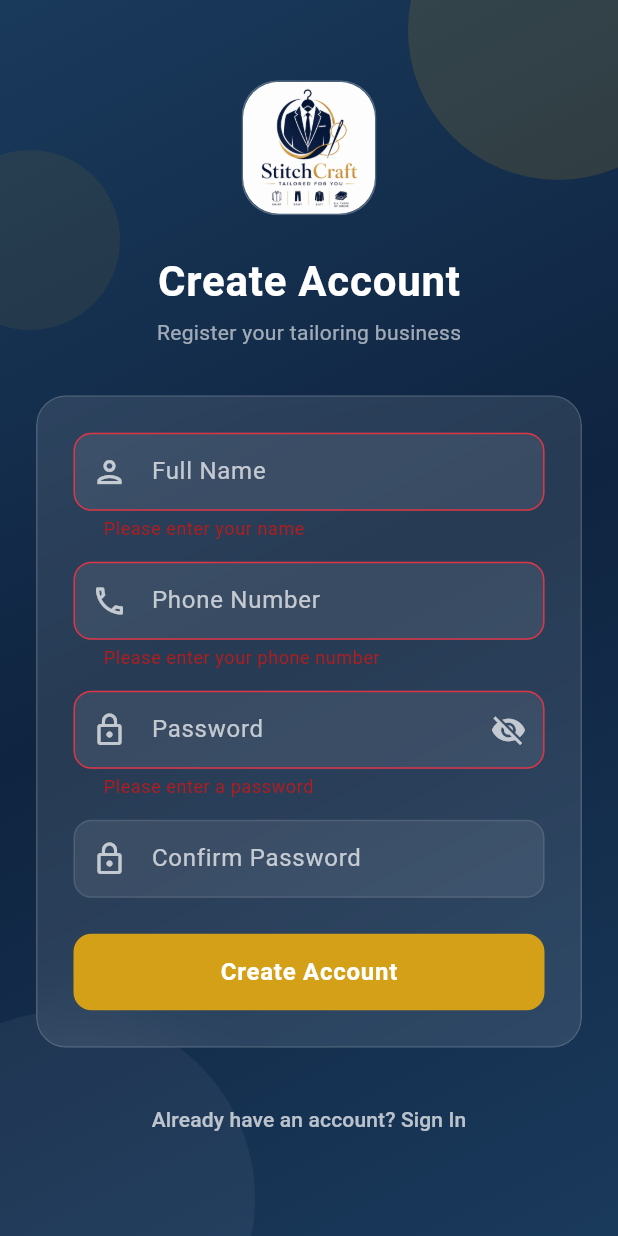
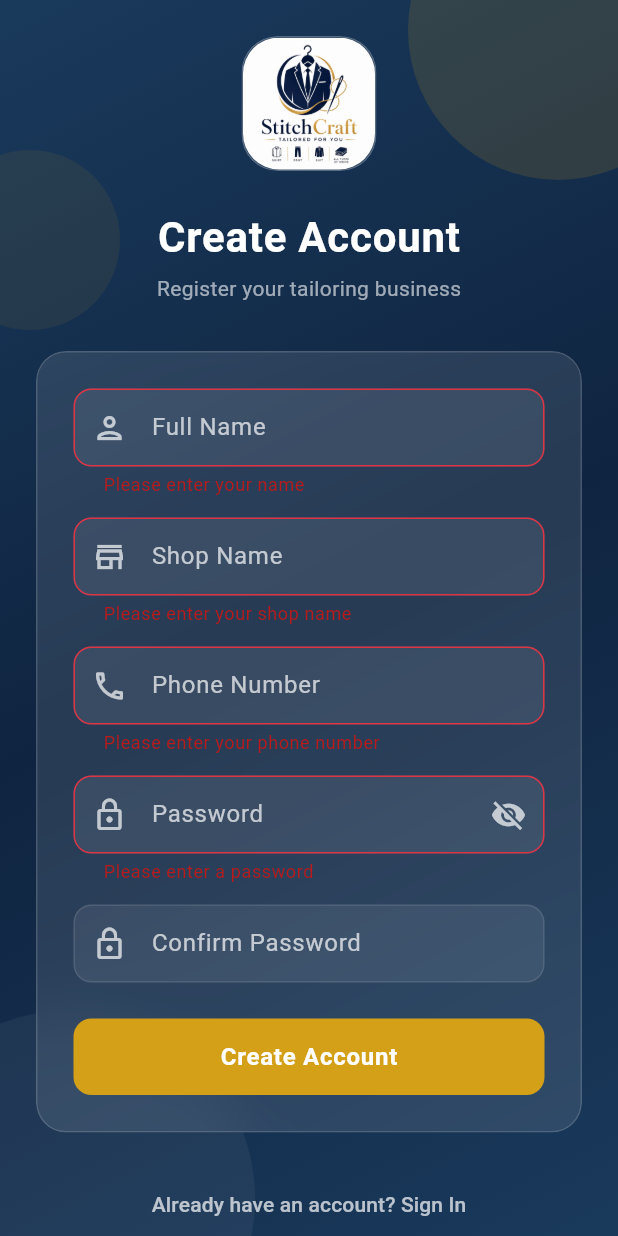
Before and after one commit to MAYURSHEWALE12/tailor, a Flutter app: the RegisterScreen screen opened by its route, after a tap on "Create Account", on a phone screen of 412 x 824 dp. Run offline on Flutter 3.47's test engine with Material 3 defaults, Android fonts, the phone set to English and light mode, and no system bars; our stand-ins replace image_picker, pdf, printing, share_plus, shared_preferences; accounts and stored records are empty.

Commit message:
Add shopName field to mobile registration flow

```diff
--- a/mobile/lib/models/user.dart
+++ b/mobile/lib/models/user.dart
@@ -2,12 +2,16 @@ class User {
   final String id;
   final String name;
   final String phone;
+  final String shopName;
+  final String? email;
   final String? token;
 
   User({
     required this.id,
     required this.name,
     required this.phone,
+    required this.shopName,
+    this.email,
     this.token,
   });
 
@@ -16,6 +20,8 @@ class User {
       id: json['_id'] ?? '',
       name: json['name'] ?? '',
       phone: json['phone'] ?? '',
+      shopName: json['shopName'] ?? '',
+      email: json['email'],
       token: json['token'],
     );
   }
@@ -25,6 +31,8 @@ class User {
       '_id': id,
       'name': name,
       'phone': phone,
+      'shopName': shopName,
+      'email': email,
       'token': token,
     };
   }
--- a/mobile/lib/providers/auth_provider.dart
+++ b/mobile/lib/providers/auth_provider.dart
@@ -30,7 +30,7 @@ class AuthProvider extends ChangeNotifier {
     notifyListeners();
   }
 
-  Future<bool> register(String name, String phone, String password) async {
+  Future<bool> register(String name, String phone, String password, String shopName) async {
     try {
       _status = AuthStatus.loading;
       _error = null;
@@ -40,6 +40,7 @@ class AuthProvider extends ChangeNotifier {
         name: name,
         phone: phone,
         password: password,
+        shopName: shopName,
       );
       _status = AuthStatus.authenticated;
       notifyListeners();
--- a/mobile/lib/screens/register_screen.dart
+++ b/mobile/lib/screens/register_screen.dart
@@ -14,6 +14,7 @@ class RegisterScreen extends StatefulWidget {
 class _RegisterScreenState extends State<RegisterScreen> {
   final _formKey = GlobalKey<FormState>();
   final _nameController = TextEditingController();
+  final _shopNameController = TextEditingController();
   final _phoneController = TextEditingController();
   final _passwordController = TextEditingController();
   final _confirmPasswordController = TextEditingController();
@@ -23,6 +24,7 @@ class _RegisterScreenState extends State<RegisterScreen> {
   @override
   void dispose() {
     _nameController.dispose();
+    _shopNameController.dispose();
     _phoneController.dispose();
     _passwordController.dispose();
     _confirmPasswordController.dispose();
@@ -39,6 +41,7 @@ class _RegisterScreenState extends State<RegisterScreen> {
       _nameController.text.trim(),
       _phoneController.text.trim(),
       _passwordController.text,
+      _shopNameController.text.trim(),
     );
 
     if (!mounted) return;
@@ -219,6 +222,52 @@ class _RegisterScreenState extends State<RegisterScreen> {
                                     validator: (v) {
                                       if (v == null || v.trim().isEmpty) {
                                         return 'Please enter your name';
+                                      }
+                                      return null;
+                                    },
+                                  ),
+                                  const SizedBox(height: 14),
+                                  TextFormField(
+                                    controller: _shopNameController,
+                                    style: const TextStyle(color: Colors.white),
+                                    decoration: InputDecoration(
+                                      labelText: 'Shop Name',
+                                      labelStyle: TextStyle(
+                                        color: Colors.white.withValues(alpha: 0.7),
+                                      ),
+                                      prefixIcon: Icon(
+                                        Icons.store_outlined,
+                                        color: Colors.white.withValues(alpha: 0.7),
+                                      ),
+                                      filled: true,
+                                      fillColor: Colors.white.withValues(alpha: 0.08),
+                                      border: OutlineInputBorder(
+                                        borderRadius: BorderRadius.circular(12),
+                                        borderSide: BorderSide.none,
+                                      ),
+                                      enabledBorder: OutlineInputBorder(
+                                        borderRadius: BorderRadius.circular(12),
+                                        borderSide: BorderSide(
+                                          color: Colors.white.withValues(alpha: 0.1),
+                                        ),
+                                      ),
+                                      focusedBorder: OutlineInputBorder(
+                                        borderRadius: BorderRadius.circular(12),
+                                        borderSide: const BorderSide(
+                                          color: AppTheme.accent,
+                                          width: 1.5,
+                                        ),
+                                      ),
+                                      errorBorder: OutlineInputBorder(
+                                        borderRadius: BorderRadius.circular(12),
+                                        borderSide: const BorderSide(
+                                          color: AppTheme.danger,
+                                        ),
+                                      ),
+                                    ),
+                                    validator: (v) {
+                                      if (v == null || v.trim().isEmpty) {
+                                        return 'Please enter your shop name';
                                       }
                                       return null;
                                     },
--- a/mobile/lib/services/auth_service.dart
+++ b/mobile/lib/services/auth_service.dart
@@ -7,6 +7,7 @@ class AuthService {
     required String name,
     required String phone,
     required String password,
+    required String shopName,
   }) async {
     final data = await ApiClient.post(
       '${ApiConfig.auth}/register',
@@ -14,6 +15,7 @@ class AuthService {
         'name': name,
         'phone': phone,
         'password': password,
+        'shopName': shopName,
       },
     );
     final user = User.fromJson(data);
```
